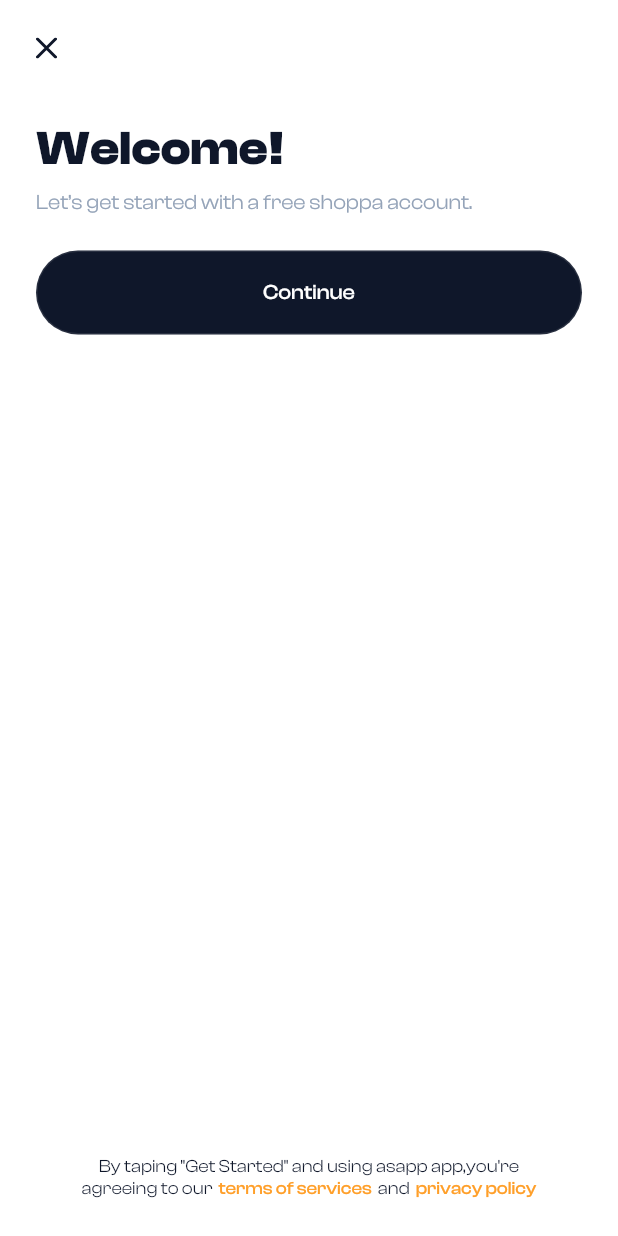
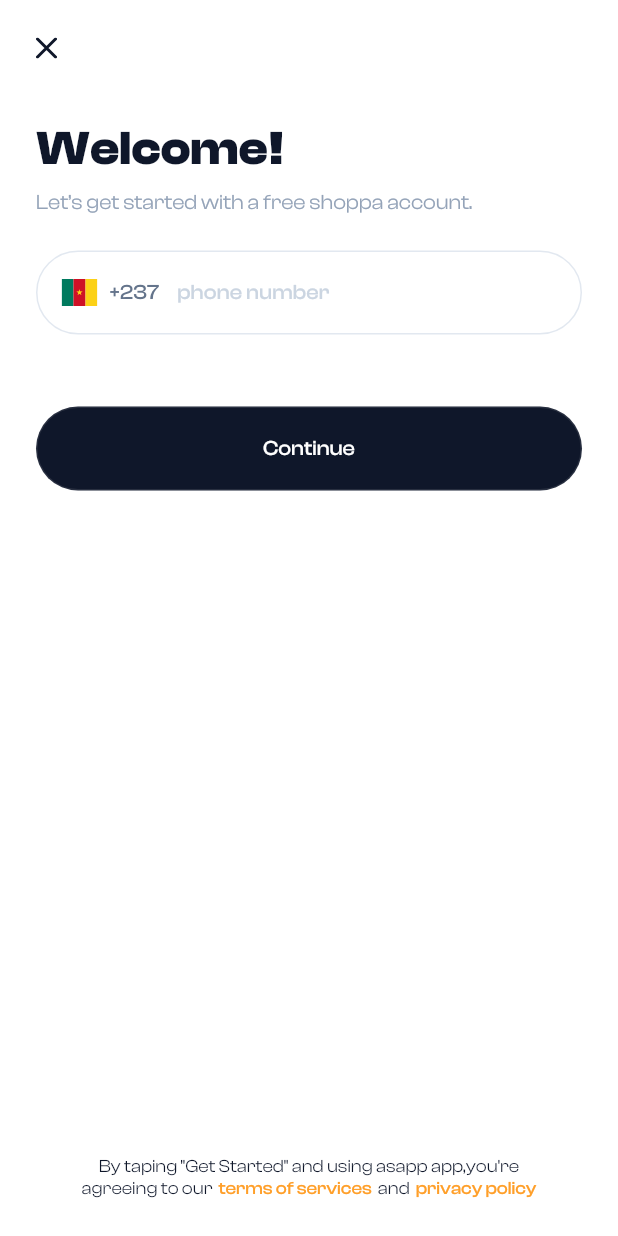
Before and after one commit to leloucheamsted/mokolo, a Flutter app: the PhoneInputPage screen opened by its route, on a phone screen of 412 x 824 dp. Run offline on Flutter 3.47's test engine with Material 2 defaults, Android fonts, the phone set to English and light mode, and no system bars; our stand-ins replace carousel_slider, connectivity_plus, dartz, flutter_modular, flutter_svg, rxdart and 1 more; project files that could hold a hidden picture were left out.

Commit message:
phone number interface

```diff
--- a/lib/modules/common/constants/constants.dart
+++ b/lib/modules/common/constants/constants.dart
@@ -170,4 +170,5 @@
   static const String ticketDiscount = 'assets/icons/ticket-discount.svg';
   static const String trash = 'assets/icons/trash.svg';
   static const String truckDelivery = 'assets/icons/truck-delivery.svg';
+  static const String cm = 'assets/icons/cm.svg';
 }
--- a/lib/modules/user/presentation/auth/pages/phone_input_page.dart
+++ b/lib/modules/user/presentation/auth/pages/phone_input_page.dart
@@ -1,7 +1,10 @@
 import 'package:flutter/material.dart';
+import 'package:flutter_modular/flutter_modular.dart';
 import 'package:mokolo/modules/common/constants/constants.dart';
 import 'package:mokolo/modules/common/widgets/widgets.dart';
 import 'package:flutter_svg/flutter_svg.dart';
+import 'package:mokolo/modules/user/presentation/auth/pages/ui/input_phone.dart';
+import '../../../../../routes/app_routes.enum.dart';
 import '../../../../common/constants/layout_constants.dart';
 
 class PhoneInputPage extends StatefulWidget {
@@ -60,7 +63,14 @@
                     const SizedBox(
                       height: LayoutConstants.spacingLarge,
                     ),
-                    ActionButton(title: 'Continue', onPressed: () => {})
+                    const InputPhone(),
+                    const SizedBox(
+                      height: LayoutConstants.spacingXBig,
+                    ),
+                    ActionButton(
+                        title: 'Continue',
+                        onPressed: () =>
+                            {Modular.to.pushNamed(AppRoute.otp.path)})
                   ],
                 ),
               ),
--- a/lib/modules/user/presentation/auth/pages/ui/input_phone.dart
+++ b/lib/modules/user/presentation/auth/pages/ui/input_phone.dart
@@ -1,4 +1,6 @@
 import 'package:flutter/material.dart';
+import 'package:flutter/services.dart';
+import 'package:flutter_svg/flutter_svg.dart';
 import 'package:mokolo/modules/common/constants/constants.dart';
 import 'package:mokolo/modules/common/constants/layout_constants.dart';
 
@@ -18,8 +20,63 @@
             ),
             borderRadius: BorderRadius.circular(LayoutConstants.radiusBig),
           ),
+          child: Padding(
+            padding: const EdgeInsets.all(LayoutConstants.paddingLarge),
+            child: Row(
+              mainAxisAlignment: MainAxisAlignment.start,
+              crossAxisAlignment: CrossAxisAlignment.center,
+              children: [
+                SvgPicture.asset(IconsName.cm),
+                const SizedBox(width: LayoutConstants.spacingXsmall),
+                const Text(
+                  '+237',
+                  style: TextStyle(
+                      color: ColorPalette.greyScale500,
+                      fontSize: FontsSize.medium,
+                      fontFamily: Fonts.medium,
+                      fontWeight: FontWeight.w500,
+                      fontStyle: FontStyle.normal,
+                      letterSpacing: 0.1),
+                ),
+                const SizedBox(width: LayoutConstants.spacingSmall),
+                Expanded(child: _buildPhoneInputFiled())
+              ],
+            ),
+          ),
         )
       ],
     );
   }
+
+  Widget _buildPhoneInputFiled() {
+    return TextField(
+      autofocus: false,
+      // controller: _phoneTxtCtrl,
+      // onChanged: ((value) {
+      //   context.read<AuthBloc>().setPhoneNumber = value;
+      // }),
+      keyboardType: TextInputType.number,
+      textAlign: TextAlign.left,
+      inputFormatters: <TextInputFormatter>[
+        FilteringTextInputFormatter.allow(RegExp(r'[0-9]')),
+      ],
+
+      /// Add Text style with decoration
+      style: const TextStyle(
+          color: ColorPalette.greyScale900,
+          fontFamily: Fonts.medium,
+          fontWeight: FontWeight.w500,
+          fontSize: FontsSize.medium,
+          letterSpacing: 0.1),
+      decoration: const InputDecoration.collapsed(
+        hintText: 'phone number',
+        hintStyle: TextStyle(
+            color: ColorPalette.greyScale300,
+            fontFamily: Fonts.medium,
+            fontWeight: FontWeight.w500,
+            fontSize: FontsSize.medium,
+            letterSpacing: 0.1),
+      ),
+    );
+  }
 }
```
Also changed, not shown: assets/icons/cm.svg (added).
